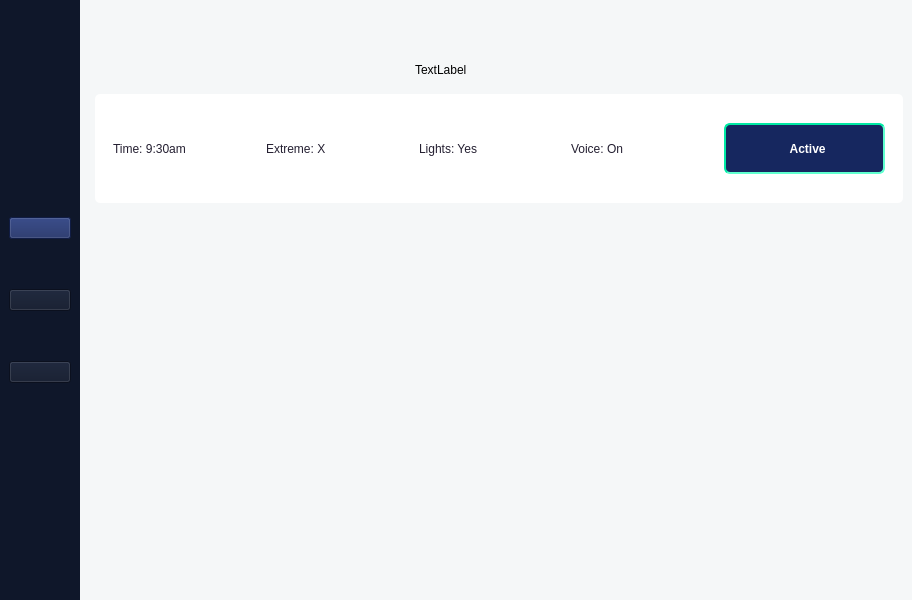
First picture: the form in alarmList.ui, repository ElliotFP/spartan, before the edit.
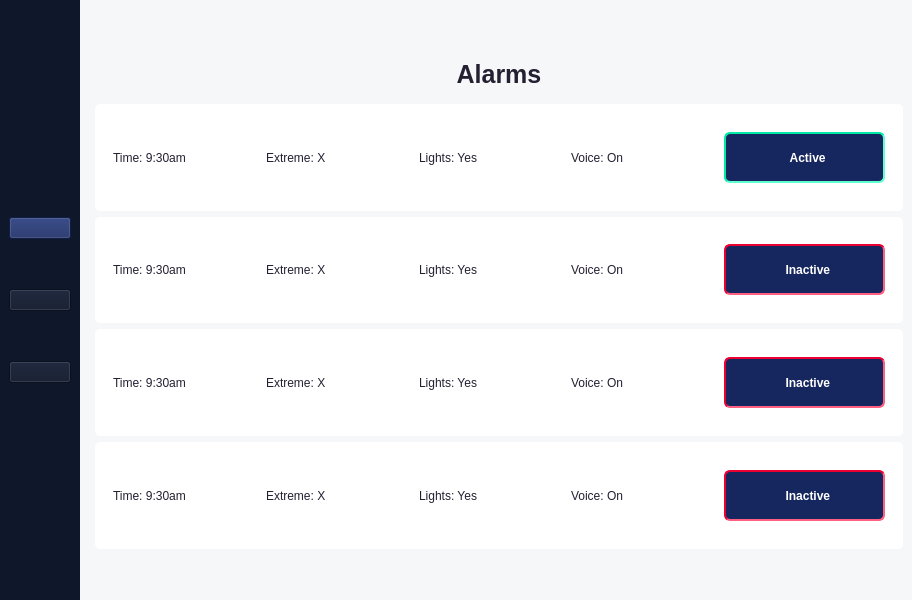
Second picture: the form after the edit. Icons and pictures are not drawn.

Commit message: Alert list page

What changed in the file:
```diff
--- a/alarmList.ui
+++ b/alarmList.ui
@@ -194,19 +194,30 @@
            <verstretch>1</verstretch>
           </sizepolicy>
          </property>
-         <widget class="QLabel" name="label_9">
-          <property name="geometry">
-           <rect>
-            <x>320</x>
-            <y>10</y>
-            <width>67</width>
-            <height>17</height>
-           </rect>
-          </property>
-          <property name="text">
-           <string>TextLabel</string>
-          </property>
-         </widget>
+         <layout class="QGridLayout" name="gridLayout_6">
+          <item row="0" column="0">
+           <widget class="QLabel" name="label_9">
+            <property name="font">
+             <font>
+              <pointsize>19</pointsize>
+              <bold>true</bold>
+             </font>
+            </property>
+            <property name="styleSheet">
+             <string notr="true">color: rgb(36, 31, 49);</string>
+            </property>
+            <property name="text">
+             <string>Alarms</string>
+            </property>
+            <property name="textFormat">
+             <enum>Qt::AutoText</enum>
+            </property>
+            <property name="alignment">
+             <set>Qt::AlignCenter</set>
+            </property>
+           </widget>
+          </item>
+         </layout>
         </widget>
        </item>
        <item>
@@ -365,6 +376,142 @@
            <verstretch>3</verstretch>
           </sizepolicy>
          </property>
+         <property name="styleSheet">
+          <string notr="true">border-radius: 5;
+background-color: rgb(255, 255, 255);</string>
+         </property>
+         <layout class="QHBoxLayout" name="horizontalLayout_4">
+          <item>
+           <widget class="QWidget" name="widget_17" native="true">
+            <layout class="QGridLayout" name="gridLayout_9">
+             <item row="0" column="0">
+              <widget class="QLabel" name="label_7">
+               <property name="styleSheet">
+                <string notr="true">color: rgb(36, 31, 49);</string>
+               </property>
+               <property name="text">
+                <string>Time: 9:30am</string>
+               </property>
+              </widget>
+             </item>
+            </layout>
+           </widget>
+          </item>
+          <item>
+           <widget class="QWidget" name="widget_14" native="true">
+            <layout class="QGridLayout" name="gridLayout_7">
+             <item row="0" column="0">
+              <widget class="QLabel" name="label_5">
+               <property name="styleSheet">
+                <string notr="true">color: rgb(36, 31, 49);</string>
+               </property>
+               <property name="text">
+                <string>Extreme: X</string>
+               </property>
+              </widget>
+             </item>
+            </layout>
+           </widget>
+          </item>
+          <item>
+           <widget class="QWidget" name="widget_15" native="true">
+            <layout class="QGridLayout" name="gridLayout_8">
+             <item row="0" column="0">
+              <widget class="QLabel" name="label_6">
+               <property name="styleSheet">
+                <string notr="true">color: rgb(36, 31, 49);</string>
+               </property>
+               <property name="text">
+                <string>Lights: Yes</string>
+               </property>
+              </widget>
+             </item>
+            </layout>
+           </widget>
+          </item>
+          <item>
+           <widget class="QWidget" name="widget_19" native="true">
+            <layout class="QGridLayout" name="gridLayout_12">
+             <item row="0" column="0">
+              <widget class="QLabel" name="label_8">
+               <property name="styleSheet">
+                <string notr="true">color: rgb(36, 31, 49);</string>
+               </property>
+               <property name="text">
+                <string>Voice: On</string>
+               </property>
+              </widget>
+             </item>
+            </layout>
+           </widget>
+          </item>
+          <item>
+           <widget class="QWidget" name="widget_16" native="true">
+            <layout class="QGridLayout" name="gridLayout_11">
+             <item row="0" column="0">
+              <widget class="QPushButton" name="btnPass_2">
+               <property name="enabled">
+                <bool>true</bool>
+               </property>
+               <property name="sizePolicy">
+                <sizepolicy hsizetype="Fixed" vsizetype="Fixed">
+                 <horstretch>0</horstretch>
+                 <verstretch>0</verstretch>
+                </sizepolicy>
+               </property>
+               <property name="minimumSize">
+                <size>
+                 <width>161</width>
+                 <height>51</height>
+                </size>
+               </property>
+               <property name="font">
+                <font>
+                 <bold>true</bold>
+                </font>
+               </property>
+               <property name="autoFillBackground">
+                <bool>false</bool>
+               </property>
+               <property name="styleSheet">
+                <string notr="true">border-radius:6px;
+border-style: solid;
+border-style: inset;
+border-width: 1.5px;
+border-color: rgb(22, 39, 95);
+color: rgb(255, 255, 255);
+background-color: rgb(255, 255, 255);
+background-color: rgb(135, 206, 235);
+background-color: rgb(72, 209, 204);
+background-color: rgb(100, 149, 237);
+background-color: rgb(22, 39, 95);
+
+border-color: rgb(211, 211, 211);
+border-color: rgb(234, 0, 49);
+color: rgb(255, 255, 255);
+/*color: rgb(0, 166, 118);*/
+
+</string>
+               </property>
+               <property name="text">
+                <string>  Inactive</string>
+               </property>
+               <property name="icon">
+                <iconset>
+                 <normaloff>UI/error.png</normaloff>UI/error.png</iconset>
+               </property>
+               <property name="iconSize">
+                <size>
+                 <width>32</width>
+                 <height>32</height>
+                </size>
+               </property>
+              </widget>
+             </item>
+            </layout>
+           </widget>
+          </item>
+         </layout>
         </widget>
        </item>
        <item>
@@ -375,6 +522,142 @@
            <verstretch>3</verstretch>
           </sizepolicy>
          </property>
+         <property name="styleSheet">
+          <string notr="true">border-radius: 5;
+background-color: rgb(255, 255, 255);</string>
+         </property>
+         <layout class="QHBoxLayout" name="horizontalLayout_5">
+          <item>
+           <widget class="QWidget" name="widget_22" native="true">
+            <layout class="QGridLayout" name="gridLayout_14">
+             <item row="0" column="0">
+              <widget class="QLabel" name="label_10">
+               <property name="styleSheet">
+                <string notr="true">color: rgb(36, 31, 49);</string>
+               </property>
+               <property name="text">
+                <string>Time: 9:30am</string>
+               </property>
+              </widget>
+             </item>
+            </layout>
+           </widget>
+          </item>
+          <item>
+           <widget class="QWidget" name="widget_23" native="true">
+            <layout class="QGridLayout" name="gridLayout_15">
+             <item row="0" column="0">
+              <widget class="QLabel" name="label_11">
+               <property name="styleSheet">
+                <string notr="true">color: rgb(36, 31, 49);</string>
+               </property>
+               <property name="text">
+                <string>Extreme: X</string>
+               </property>
+              </widget>
+             </item>
+            </layout>
+           </widget>
+          </item>
+          <item>
+           <widget class="QWidget" name="widget_25" native="true">
+            <layout class="QGridLayout" name="gridLayout_17">
+             <item row="0" column="0">
+              <widget class="QLabel" name="label_13">
+               <property name="styleSheet">
+                <string notr="true">color: rgb(36, 31, 49);</string>
+               </property>
+               <property name="text">
+                <string>Lights: Yes</string>
+               </property>
+              </widget>
+             </item>
+            </layout>
+           </widget>
+          </item>
+          <item>
+           <widget class="QWidget" name="widget_24" native="true">
+            <layout class="QGridLayout" name="gridLayout_16">
+             <item row="0" column="0">
+              <widget class="QLabel" name="label_12">
+               <property name="styleSheet">
+                <string notr="true">color: rgb(36, 31, 49);</string>
+               </property>
+               <property name="text">
+                <string>Voice: On</string>
+               </property>
+              </widget>
+             </item>
+            </layout>
+           </widget>
+          </item>
+          <item>
+           <widget class="QWidget" name="widget_20" native="true">
+            <layout class="QGridLayout" name="gridLayout_13">
+             <item row="0" column="0">
+              <widget class="QPushButton" name="btnPass_3">
+               <property name="enabled">
+                <bool>true</bool>
+               </property>
+               <property name="sizePolicy">
+                <sizepolicy hsizetype="Fixed" vsizetype="Fixed">
+                 <horstretch>0</horstretch>
+                 <verstretch>0</verstretch>
+                </sizepolicy>
+               </property>
+               <property name="minimumSize">
+                <size>
+                 <width>161</width>
+                 <height>51</height>
+                </size>
+               </property>
+               <property name="font">
+                <font>
+                 <bold>true</bold>
+                </font>
+               </property>
+               <property name="autoFillBackground">
+                <bool>false</bool>
+               </property>
+               <property name="styleSheet">
+                <string notr="true">border-radius:6px;
+border-style: solid;
+border-style: inset;
+border-width: 1.5px;
+border-color: rgb(22, 39, 95);
+color: rgb(255, 255, 255);
+background-color: rgb(255, 255, 255);
+background-color: rgb(135, 206, 235);
+background-color: rgb(72, 209, 204);
+background-color: rgb(100, 149, 237);
+background-color: rgb(22, 39, 95);
+
+border-color: rgb(211, 211, 211);
+border-color: rgb(234, 0, 49);
+color: rgb(255, 255, 255);
+/*color: rgb(0, 166, 118);*/
+
+</string>
+               </property>
+               <property name="text">
+                <string>  Inactive</string>
+               </property>
+               <property name="icon">
+                <iconset>
+                 <normaloff>UI/error.png</normaloff>UI/error.png</iconset>
+               </property>
+               <property name="iconSize">
+                <size>
+                 <width>32</width>
+                 <height>32</height>
+                </size>
+               </property>
+              </widget>
+             </item>
+            </layout>
+           </widget>
+          </item>
+         </layout>
         </widget>
        </item>
        <item>
@@ -385,6 +668,142 @@
            <verstretch>3</verstretch>
           </sizepolicy>
          </property>
+         <property name="styleSheet">
+          <string notr="true">border-radius: 5;
+background-color: rgb(255, 255, 255);</string>
+         </property>
+         <layout class="QHBoxLayout" name="horizontalLayout_6">
+          <item>
+           <widget class="QWidget" name="widget_27" native="true">
+            <layout class="QGridLayout" name="gridLayout_19">
+             <item row="0" column="0">
+              <widget class="QLabel" name="label_14">
+               <property name="styleSheet">
+                <string notr="true">color: rgb(36, 31, 49);</string>
+               </property>
+               <property name="text">
+                <string>Time: 9:30am</string>
+               </property>
+              </widget>
+             </item>
+            </layout>
+           </widget>
+          </item>
+          <item>
+           <widget class="QWidget" name="widget_28" native="true">
+            <layout class="QGridLayout" name="gridLayout_20">
+             <item row="0" column="0">
+              <widget class="QLabel" name="label_15">
+               <property name="styleSheet">
+                <string notr="true">color: rgb(36, 31, 49);</string>
+               </property>
+               <property name="text">
+                <string>Extreme: X</string>
+               </property>
+              </widget>
+             </item>
+            </layout>
+           </widget>
+          </item>
+          <item>
+           <widget class="QWidget" name="widget_30" native="true">
+            <layout class="QGridLayout" name="gridLayout_22">
+             <item row="0" column="0">
+              <widget class="QLabel" name="label_17">
+               <property name="styleSheet">
+                <string notr="true">color: rgb(36, 31, 49);</string>
+               </property>
+               <property name="text">
+                <string>Lights: Yes</string>
+               </property>
+              </widget>
+             </item>
+            </layout>
+           </widget>
+          </item>
+          <item>
+           <widget class="QWidget" name="widget_29" native="true">
+            <layout class="QGridLayout" name="gridLayout_21">
+             <item row="0" column="0">
+              <widget class="QLabel" name="label_16">
+               <property name="styleSheet">
+                <string notr="true">color: rgb(36, 31, 49);</string>
+               </property>
+               <property name="text">
+                <string>Voice: On</string>
+               </property>
+              </widget>
+             </item>
+            </layout>
+           </widget>
+          </item>
+          <item>
+           <widget class="QWidget" name="widget_26" native="true">
+            <layout class="QGridLayout" name="gridLayout_18">
+             <item row="0" column="0">
+              <widget class="QPushButton" name="btnPass_4">
+               <property name="enabled">
+                <bool>true</bool>
+               </property>
+               <property name="sizePolicy">
+                <sizepolicy hsizetype="Fixed" vsizetype="Fixed">
+                 <horstretch>0</horstretch>
+                 <verstretch>0</verstretch>
+                </sizepolicy>
+               </property>
+               <property name="minimumSize">
+                <size>
+                 <width>161</width>
+                 <height>51</height>
+                </size>
+               </property>
+               <property name="font">
+                <font>
+                 <bold>true</bold>
+                </font>
+               </property>
+               <property name="autoFillBackground">
+                <bool>false</bool>
+               </property>
+               <property name="styleSheet">
+                <string notr="true">border-radius:6px;
+border-style: solid;
+border-style: inset;
+border-width: 1.5px;
+border-color: rgb(22, 39, 95);
+color: rgb(255, 255, 255);
+background-color: rgb(255, 255, 255);
+background-color: rgb(135, 206, 235);
+background-color: rgb(72, 209, 204);
+background-color: rgb(100, 149, 237);
+background-color: rgb(22, 39, 95);
+
+border-color: rgb(211, 211, 211);
+border-color: rgb(234, 0, 49);
+color: rgb(255, 255, 255);
+/*color: rgb(0, 166, 118);*/
+
+</string>
+               </property>
+               <property name="text">
+                <string>  Inactive</string>
+               </property>
+               <property name="icon">
+                <iconset>
+                 <normaloff>UI/error.png</normaloff>UI/error.png</iconset>
+               </property>
+               <property name="iconSize">
+                <size>
+                 <width>32</width>
+                 <height>32</height>
+                </size>
+               </property>
+              </widget>
+             </item>
+            </layout>
+           </widget>
+          </item>
+         </layout>
         </widget>
        </item>
        <item>
```
Left out of the diff: 2 changed lines with no effect on the pictures. The commit also changes 2 other files.
